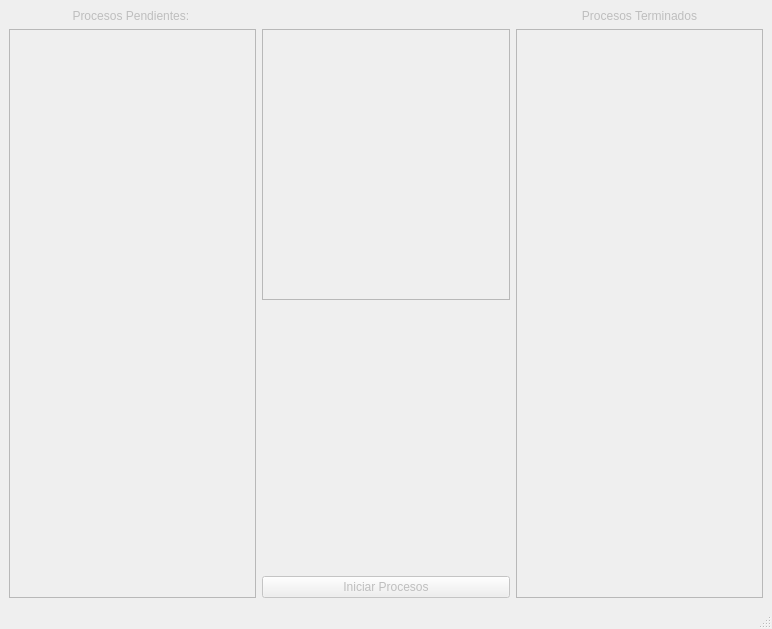
Above: ui/mainwindow.ui from Diego-Ga-Glez/planificador before the change. Below: the same form after it.
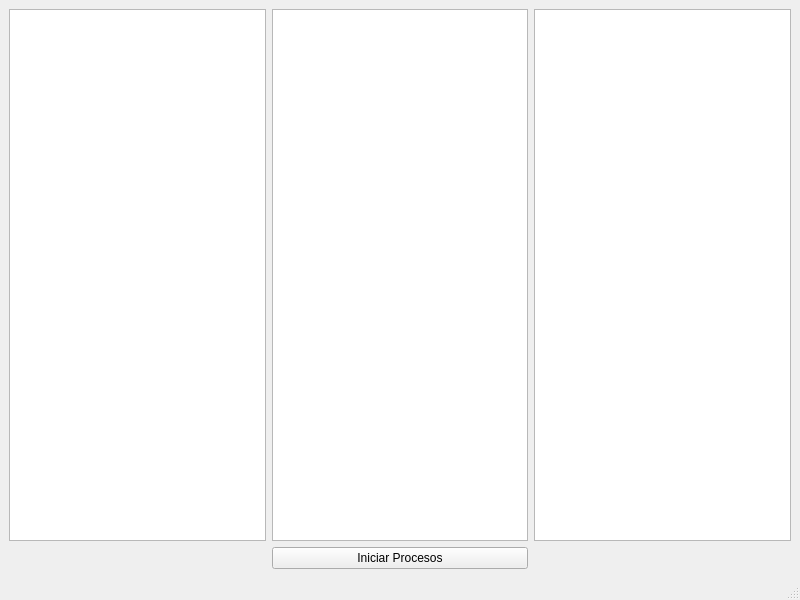
That is the form after the change.

Commit message: Slot en boton proceso

What changed in the file:
```diff
--- a/ui/mainwindow.ui
+++ b/ui/mainwindow.ui
@@ -6,90 +6,28 @@
    <rect>
     <x>0</x>
     <y>0</y>
-    <width>772</width>
-    <height>629</height>
+    <width>800</width>
+    <height>600</height>
    </rect>
   </property>
   <property name="windowTitle">
    <string>Planificador</string>
   </property>
   <widget class="QWidget" name="centralwidget">
-   <property name="enabled">
-    <bool>false</bool>
-   </property>
    <layout class="QGridLayout" name="gridLayout">
     <item row="0" column="0">
-     <widget class="QLabel" name="lb_pendientes">
-      <property name="enabled">
-       <bool>false</bool>
-      </property>
-      <property name="layoutDirection">
-       <enum>Qt::LeftToRight</enum>
-      </property>
-      <property name="autoFillBackground">
-       <bool>false</bool>
-      </property>
-      <property name="text">
-       <string>Procesos Pendientes: </string>
-      </property>
-      <property name="alignment">
-       <set>Qt::AlignCenter</set>
-      </property>
-     </widget>
+     <widget class="QListView" name="pendientes_listView"/>
+    </item>
+    <item row="0" column="1">
+     <widget class="QListView" name="procesados_listView"/>
     </item>
     <item row="0" column="2">
-     <widget class="QLabel" name="lb_terminados">
-      <property name="text">
-       <string>Procesos Terminados</string>
-      </property>
-      <property name="alignment">
-       <set>Qt::AlignCenter</set>
-      </property>
-     </widget>
-    </item>
-    <item row="1" column="0" rowspan="3">
-     <widget class="QTableView" name="tb_pendientes"/>
-    </item>
-    <item row="1" column="2" rowspan="3">
-     <widget class="QTableView" name="tb_terminados">
-      <property name="showGrid">
-       <bool>true</bool>
-      </property>
-      <property name="gridStyle">
-       <enum>Qt::DashLine</enum>
-      </property>
-     </widget>
-    </item>
-    <item row="3" column="1">
-     <widget class="QPushButton" name="btn_procesos">
-      <property name="sizePolicy">
-       <sizepolicy hsizetype="Minimum" vsizetype="Minimum">
-        <horstretch>0</horstretch>
-        <verstretch>0</verstretch>
-       </sizepolicy>
-      </property>
-      <property name="text">
-       <string>Iniciar Procesos</string>
-      </property>
-     </widget>
-    </item>
-    <item row="2" column="1">
-     <spacer name="verticalSpacer">
-      <property name="orientation">
-       <enum>Qt::Vertical</enum>
-      </property>
-      <property name="sizeHint" stdset="0">
-       <size>
-        <width>20</width>
-        <height>40</height>
-       </size>
-      </property>
-     </spacer>
+     <widget class="QListView" name="terminados_listView"/>
     </item>
     <item row="1" column="1">
-     <widget class="QTableView" name="tb_procesados">
-      <property name="enabled">
-       <bool>false</bool>
+     <widget class="QPushButton" name="procesos_pushButton">
+      <property name="text">
+       <string>Iniciar Procesos</string>
       </property>
      </widget>
     </item>
```
Left out of the diff: 4 changed lines with no effect on the pictures. The commit also changes 5 other files.
